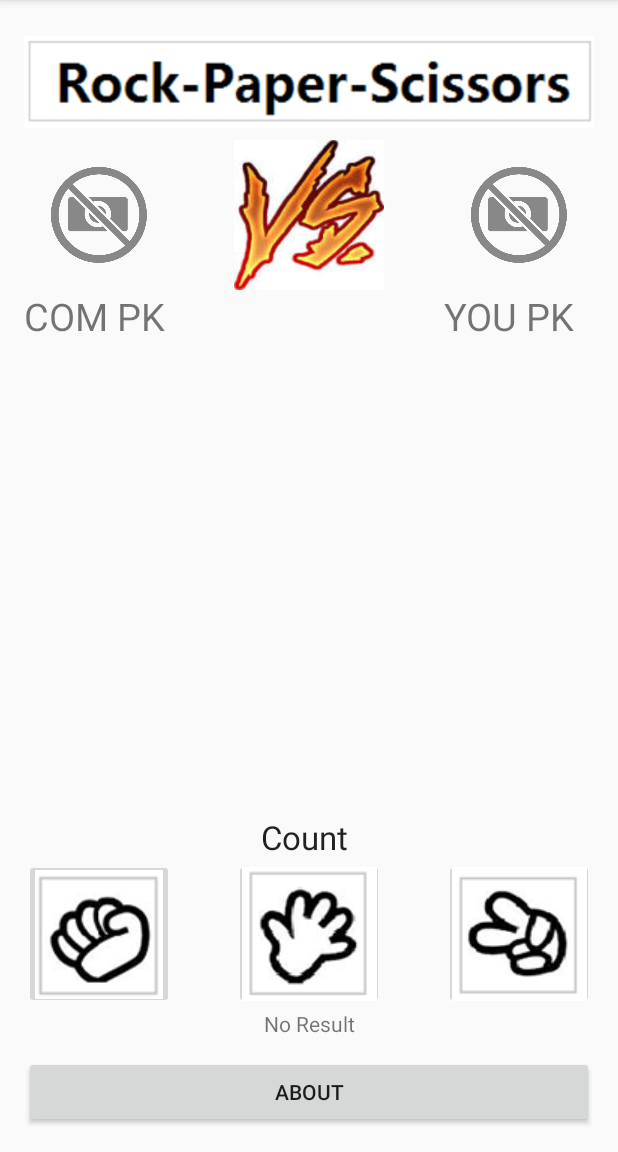
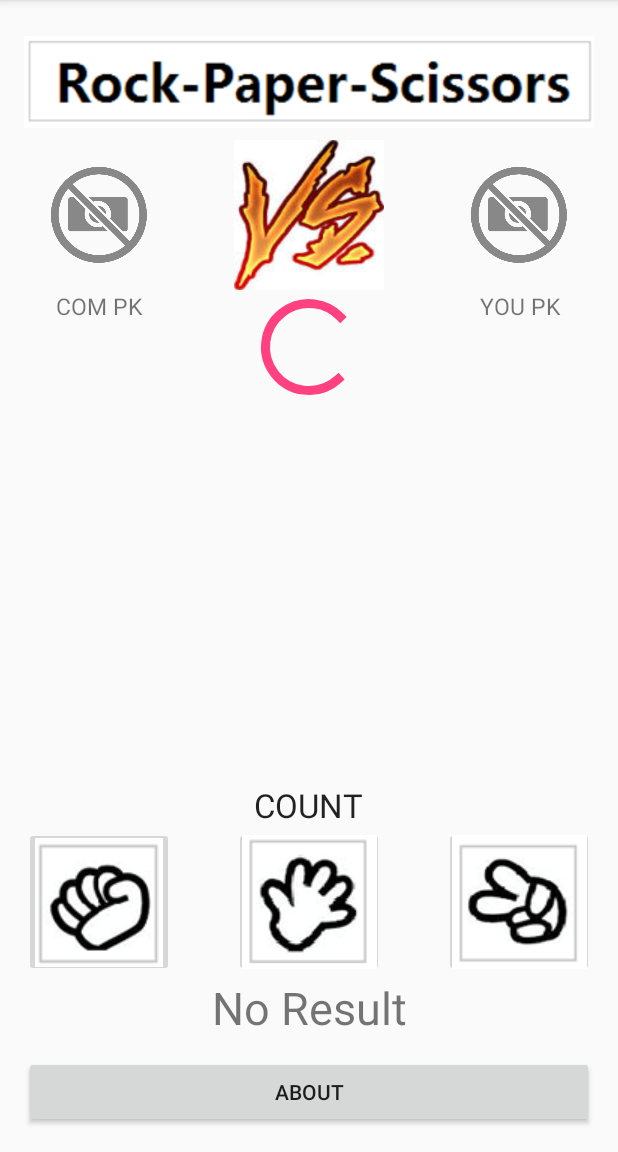
Before and after one commit to weihuang023/RockPaperScissors, an Android app: the screen it shows after launch (MainActivity), on a phone screen of 412 x 824 dp, the part 84-1236 px from its top. Run offline under Robolectric (Android 15) with nearby library versions, the phone set to English and light mode, and no system bars.

```diff
--- a/app/src/main/AndroidManifest.xml
+++ b/app/src/main/AndroidManifest.xml
@@ -21,8 +21,7 @@
             android:theme="@android:style/Theme.Dialog">
         </activity>
         <activity android:name=".Prefs"
-            android:label="@string/settings_title"
-            android:theme="@style/Theme.AppCompat.CompactMenu">
+            android:label="@string/settings_title">
         </activity>
     </application>
 </manifest>
--- a/app/src/main/java/com/example/huang/rockpaperscissors/Prefs.java
+++ b/app/src/main/java/com/example/huang/rockpaperscissors/Prefs.java
@@ -11,7 +11,6 @@ public class Prefs extends PreferenceActivity {
     private static final String OPT_MUSIC = "music";
     private static final boolean OPT_MUSIC_DEF = false;
 
-    @SuppressWarnings("deprecation")
     @Override
     protected void onCreate(Bundle savedInstanceState) {
         super.onCreate(savedInstanceState);
--- a/app/src/main/res/layout/about.xml
+++ b/app/src/main/res/layout/about.xml
@@ -10,7 +10,7 @@
         android:layout_width="fill_parent"
         android:layout_height="wrap_content"
         android:text="@string/about_text"
-        android:textSize="40sp"
+        android:textSize="15sp"
         android:textIsSelectable="false" />
 
 </ScrollView>
--- a/app/src/main/res/layout/activity_main.xml
+++ b/app/src/main/res/layout/activity_main.xml
@@ -1,6 +1,7 @@
 <?xml version="1.0" encoding="utf-8"?>
 <RelativeLayout xmlns:android="http://schemas.android.com/apk/res/android"
     xmlns:tools="http://schemas.android.com/tools"
+    android:id="@+id/gameLayout"
     android:layout_width="match_parent"
     android:layout_height="match_parent"
     android:paddingBottom="@dimen/activity_vertical_margin"
@@ -9,23 +10,105 @@
     android:paddingTop="@dimen/activity_vertical_margin"
     tools:context="com.example.huang.rockpaperscissors.MainActivity">
 
+    <Button
+        android:layout_width="match_parent"
+        android:layout_height="wrap_content"
+        android:text="@string/about_title"
+        android:id="@+id/about_button"
+        android:layout_alignParentBottom="true" />
+
+    <ImageButton
+        android:layout_width="100dp"
+        android:layout_height="100dp"
+        android:id="@+id/rock_imagebutton"
+        android:src="@drawable/rock"
+        android:layout_above="@+id/result"
+        android:layout_alignParentStart="true"
+        tools:ignore="ContentDescription" />
+
+    <ImageButton
+        android:layout_width="100dp"
+        android:layout_height="100dp"
+        android:id="@+id/paper_imagebutton"
+        android:src="@drawable/paper"
+        android:layout_alignTop="@+id/rock_imagebutton"
+        android:layout_centerHorizontal="true"
+        tools:ignore="ContentDescription" />
+
+    <ImageButton
+        android:layout_width="100dp"
+        android:layout_height="100dp"
+        android:id="@+id/scissor_imagebutton"
+        android:src="@drawable/scissor"
+        android:layout_alignTop="@+id/paper_imagebutton"
+        android:layout_alignStart="@+id/human_imageview"
+        tools:ignore="ContentDescription" />
+
     <ImageView
         android:layout_width="wrap_content"
         android:layout_height="wrap_content"
         android:id="@+id/title_imageView"
         android:src="@drawable/default_picture"
-        tools:ignore="ContentDescription"
         android:layout_alignParentTop="true"
-        android:layout_alignParentStart="true" />
+        android:layout_alignParentStart="true"
+        tools:ignore="ContentDescription" />
 
     <ImageView
         android:layout_width = "100dp"
         android:layout_height= "100dp"
         android:id="@+id/computer_imageview"
         android:src="@drawable/nopic"
-        tools:ignore="ContentDescription"
         android:layout_below="@+id/title_imageView"
-        android:layout_alignParentStart="true" />
+        android:layout_alignParentStart="true"
+        tools:ignore="ContentDescription" />
+
+
+    <ImageView
+        android:layout_width="100dp"
+        android:layout_height="100dp"
+        android:id="@+id/human_imageview"
+        android:src="@drawable/nopic"
+        android:layout_below="@+id/title_imageView"
+        android:layout_alignEnd="@+id/title_imageView"
+        tools:ignore="ContentDescription" />
+
+    <ImageView
+        android:layout_width="100dp"
+        android:layout_height="100dp"
+        android:id="@+id/start_imagebutton"
+        android:src="@drawable/vs"
+        android:layout_alignTop="@+id/human_imageview"
+        android:layout_centerHorizontal="true"
+        tools:ignore="ContentDescription" />
+
+    <TextView
+        android:layout_width="match_parent"
+        android:layout_height="wrap_content"
+        android:text="@string/computer_textview_label"
+        android:textSize="15sp"
+        android:id="@+id/computer_textview"
+        android:textAlignment="center"
+        android:layout_below="@+id/computer_imageview"
+        android:layout_alignEnd="@+id/computer_imageview" />
+
+    <TextView
+        android:layout_width="match_parent"
+        android:layout_height="wrap_content"
+        android:text="@string/human_textview_label"
+        android:id="@+id/human_textView"
+        android:textSize="15sp"
+        android:textAlignment="center"
+        android:layout_alignTop="@+id/computer_textview"
+        android:layout_alignStart="@+id/human_imageview" />
+
+    <TextView
+        android:layout_width="wrap_content"
+        android:layout_height="wrap_content"
+        android:textAppearance="?android:attr/textAppearanceLarge"
+        android:text="@string/count"
+        android:id="@+id/count"
+        android:layout_above="@+id/paper_imagebutton"
+        android:layout_centerHorizontal="true" />
 
     <TextView
         android:layout_width="match_parent"
@@ -33,90 +116,23 @@
         android:text="@string/result"
         android:id="@+id/result"
         android:textAlignment="center"
-        android:textSize="14sp"
+        android:textSize="30sp"
         android:layout_alignParentBottom="true"
         android:layout_alignParentStart="true"
         android:layout_marginBottom="60dp" />
 
+    <ProgressBar
+        style="?android:attr/progressBarStyleLarge"
+        android:layout_width="wrap_content"
+        android:layout_height="wrap_content"
+        android:id="@+id/status_progressBar"
+        android:layout_below="@+id/computer_imageview"
+        android:layout_alignEnd="@+id/scissor_imagebutton"
+        android:indeterminate="false"
+        android:minHeight="50dp"
+        android:minWidth="200dp"
+        android:layout_alignParentStart="true"
+        android:layout_alignParentEnd="true"/>
 
 
-    <Button
-        android:layout_width="match_parent"
-        android:layout_height="wrap_content"
-        android:text="@string/about_title"
-        android:id="@+id/about_button"
-        android:layout_alignParentBottom="true" />
-
-    <ImageView
-        tools:ignore="ContentDescription"
-        android:layout_width="100dp"
-        android:layout_height="100dp"
-        android:id="@+id/human_imageview"
-        android:src="@drawable/nopic"
-        android:layout_below="@+id/title_imageView"
-        android:layout_alignEnd="@+id/title_imageView" />
-
-    <ImageButton
-        tools:ignore="ContentDescription"
-        android:layout_width="100dp"
-        android:layout_height="100dp"
-        android:id="@+id/paper_imagebutton"
-        android:src="@drawable/paper"
-        android:layout_alignTop="@+id/rock_imagebutton"
-        android:layout_centerHorizontal="true" />
-
-    <ImageButton
-        tools:ignore="ContentDescription"
-        android:layout_width="100dp"
-        android:layout_height="100dp"
-        android:id="@+id/scissor_imagebutton"
-        android:src="@drawable/scissor"
-        android:layout_alignTop="@+id/paper_imagebutton"
-        android:layout_alignStart="@+id/human_imageview" />
-
-    <ImageButton
-        tools:ignore="ContentDescription"
-        android:layout_width="100dp"
-        android:layout_height="100dp"
-        android:id="@+id/rock_imagebutton"
-        android:src="@drawable/rock"
-        android:layout_above="@+id/result"
-        android:layout_alignParentStart="true" />
-
-    <ImageView
-        tools:ignore="ContentDescription"
-        android:layout_width="100dp"
-        android:layout_height="100dp"
-        android:id="@+id/start_imagebutton"
-        android:src="@drawable/vs"
-        android:layout_alignTop="@+id/human_imageview"
-        android:layout_centerHorizontal="true" />
-
-    <TextView
-        android:layout_width="wrap_content"
-        android:layout_height="wrap_content"
-        android:text="@string/human_textview_label"
-        android:id="@+id/human_textView"
-        android:textSize="25sp"
-        android:layout_alignTop="@+id/computer_textview"
-        android:layout_alignStart="@+id/human_imageview" />
-
-    <TextView
-        android:layout_width="wrap_content"
-        android:layout_height="wrap_content"
-        android:text="@string/computer_textview_label"
-        android:textSize="25sp"
-        android:id="@+id/computer_textview"
-        android:layout_below="@+id/computer_imageview"
-        android:layout_alignParentStart="true" />
-
-    <TextView
-        android:layout_width="wrap_content"
-        android:layout_height="wrap_content"
-        android:textAppearance="?android:attr/textAppearanceLarge"
-        android:text="Count "
-        android:id="@+id/count_textview"
-        android:layout_above="@+id/paper_imagebutton"
-        android:layout_centerHorizontal="true" />
-
 </RelativeLayout>
--- a/app/src/main/res/values/styles.xml
+++ b/app/src/main/res/values/styles.xml
@@ -7,5 +7,4 @@
         <item name="colorPrimaryDark">@color/colorPrimaryDark</item>
         <item name="colorAccent">@color/colorAccent</item>
     </style>
-
 </resources>
```
Also changed, not shown: app/src/main/java/com/example/huang/rockpaperscissors/MainActivity.java (+89 -24 lines), app/src/main/res/values/strings.xml (+7 -4 lines).
